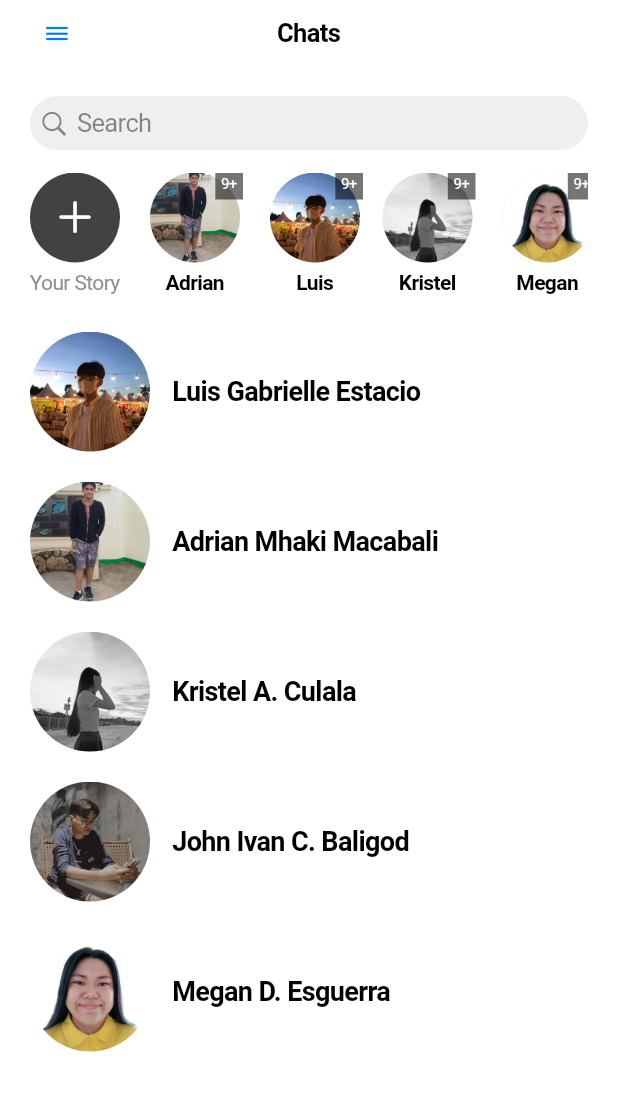
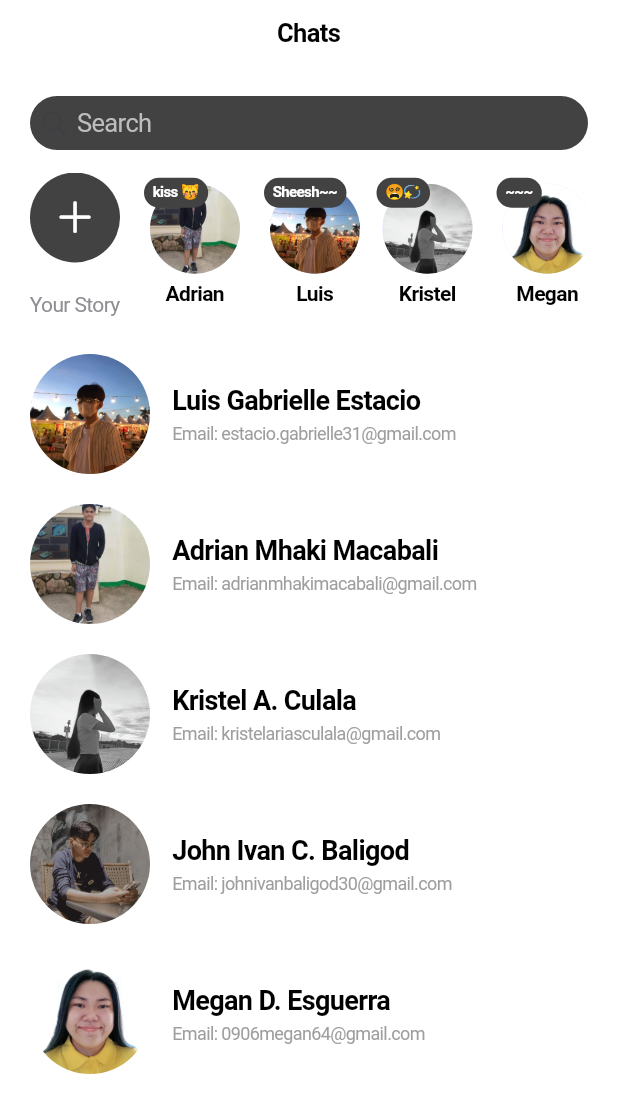
Before and after one commit to megan-esguerra/Resume_App, a Flutter app: the screen it shows after launch, on a phone screen of 412 x 824 dp. Shown: the top 1113 px of the screen. Run offline on Flutter 3.47's test engine with Material 3 defaults, Android fonts, the phone set to English and light mode, and no system bars.

Commit message:
modify design

```diff
--- a/lib/main.dart
+++ b/lib/main.dart
@@ -73,7 +73,7 @@ class MyAppState extends State<MyApp> {
               width: MediaQuery.of(context).size.width * 0.9,
               padding: EdgeInsets.all(16),
               decoration: BoxDecoration(
-                color: CupertinoColors.transparent, // Set background color here
+                color: CupertinoColors.transparent,
                 borderRadius: BorderRadius.circular(16),
               ),
               child: Column(
@@ -81,23 +81,56 @@ class MyAppState extends State<MyApp> {
                 children: [
                   Text(
                     "DevOps Teams",
-                    style: TextStyle(fontSize: 20, color: Colors.white, fontWeight: FontWeight.bold),
-                  ),
-                  SizedBox(height: 20),
-                  SizedBox(
-                    height: 100,
-                    child: ListView.builder(
-                      scrollDirection: Axis.horizontal,
-                      itemCount: users.length,
-                      itemBuilder: (context, index) => Padding(
-                        padding: const EdgeInsets.symmetric(horizontal: 8.0),
-                        child: _buildUserAvatar(users[index]),
-                      ),
+                    style: TextStyle(
+                      fontSize: 22,
+                      fontWeight: FontWeight.bold,
+                      color: Colors.white,
                     ),
                   ),
-                  SizedBox(height: 12),
+                  SizedBox(height: 15),
+                  SizedBox(
+                    height: 200,
+                    child: Stack(
+                      children: [
+                        // Center Avatar
+                        Positioned(
+                          left: 20,
+                          top: 0,
+                          child: _buildUserAvatar(users[0]),
+                        ),
+                        // Top Avatar
+                        Positioned(
+                          left: 110,
+                          top: 0,
+                          child: _buildUserAvatar(users[1]),
+                        ),
+                        // Top Right Avatar
+                        Positioned(
+                          right: 20,
+                          top: 0,
+                          child: _buildUserAvatar(users[2]),
+                        ),
+                        // Bottom Right Avatar
+                        Positioned(
+                          right: 70,
+                          bottom: 30,
+                          child: _buildUserAvatar(users[3]),
+                        ),
+                        // Bottom Left Avatar
+                        Positioned(
+                          left: 70,
+                          bottom: 30,
+                          child: _buildUserAvatar(users[4]),
+                        ),
+                      ],
+                    ),
+                  ),
+                  SizedBox(height: 5),
                   CupertinoButton(
-                    child: Text("Close", style: TextStyle(color: CupertinoColors.destructiveRed)),
+                    child: Text("Close",
+                        style: TextStyle(
+                          color: CupertinoColors.destructiveRed,
+                        )),
                     onPressed: () => Navigator.pop(context),
                   ),
                 ],
@@ -108,6 +141,7 @@ class MyAppState extends State<MyApp> {
       ),
     );
   }
+
 
 
 
@@ -169,14 +203,22 @@ class MyAppState extends State<MyApp> {
             ),
             SizedBox(width: 15),
             Expanded(
-              child: Align(
-                alignment: Alignment.centerLeft, // Align text to the left
-                child: Text(
-                  user['name'] ?? 'No Name',
-                  style: TextStyle(fontSize: 18, fontWeight: FontWeight.bold),
-                ),
+              child: Column(
+                crossAxisAlignment: CrossAxisAlignment.start, // Aligns text to the left
+                children: [
+                  Text(
+                    user['name'] ?? 'No Name',
+                    style: TextStyle(fontSize: 18, fontWeight: FontWeight.bold),
+                  ),
+                  SizedBox(height: 5), // Space between name and email
+                  Text(
+                    'Email: ${user['email'] ?? 'N/A'}',
+                    style: TextStyle(color: Colors.grey, fontSize: 12),
+                  ),
+                ],
               ),
             ),
+
           ],
         ),
       ),
@@ -186,20 +228,26 @@ class MyAppState extends State<MyApp> {
 
 
   Widget _buildUserAvatar(Map<String, String> user) {
-    return Padding(
-      padding: EdgeInsets.symmetric(horizontal: 10),
-      child: ClipRRect(
-        borderRadius: BorderRadius.circular(25),
-        child: Image.asset(
-          user['avatar'] ?? 'assets/images/defaultAvatar.jpg',
-          width: 100,
-          height: 200,
-          fit: BoxFit.cover,
+    return Column(
+      children: [
+        CircleAvatar(
+          radius: 30,
+          backgroundImage: AssetImage(user['avatar']!),
         ),
-      ),
+        SizedBox(height: 5),
+        Text(
+          user['name']!.split(' ')[0], // Display only first name
+          style: TextStyle(
+            fontSize: 14,
+            fontWeight: FontWeight.bold,
+            color: Colors.white,
+          ),
+        ),
+      ],
     );
   }
-  Widget _buildStoryAvatar(String avatarPath, String name, int unreadMessages) {
+
+  Widget _buildStoryAvatar(String avatarPath, String name, dynamic unreadMessages) {
     return Column(
       children: [
         Stack(
@@ -209,16 +257,15 @@ class MyAppState extends State<MyApp> {
               backgroundImage: AssetImage(avatarPath),
               radius: 30,
             ),
-            if (unreadMessages > 0) // Show badge only if there are unread messages
+            if (unreadMessages != null) // Show badge only if there's a value
               Positioned(
-                right: -2,
-                top: -2,
+                left: -4,
+                top: -4,
                 child: Container(
-                  padding: EdgeInsets.all(4),
+                  padding: EdgeInsets.symmetric(horizontal: 6, vertical: 4),
                   decoration: BoxDecoration(
-                    color: Colors.black54,
-                    shape: BoxShape.rectangle,
-
+                    color: Colors.grey[800], // Dark grey background
+                    borderRadius: BorderRadius.circular(15), // Rounded corners
                   ),
                   constraints: BoxConstraints(
                     minWidth: 16,
@@ -226,10 +273,11 @@ class MyAppState extends State<MyApp> {
                   ),
                   child: Center(
                     child: Text(
-                      unreadMessages > 9 ? '9+' : unreadMessages.toString(),
+                      unreadMessages.toString(), // Convert int or String to text
                       style: TextStyle(
                         color: Colors.white,
                         fontSize: 10,
+                        fontWeight: FontWeight.bold,
                       ),
                       textAlign: TextAlign.center,
                     ),
@@ -246,6 +294,8 @@ class MyAppState extends State<MyApp> {
       ],
     );
   }
+
+
   @override
   Widget build(BuildContext context) {
     return CupertinoPageScaffold(
@@ -253,10 +303,13 @@ class MyAppState extends State<MyApp> {
       navigationBar: CupertinoNavigationBar(
         leading: CupertinoButton(
           padding: EdgeInsets.zero,
-          child: Icon(CupertinoIcons.bars),
           onPressed: () { // Modify this callback
             _scaffoldKey.currentState?.openDrawer(); // Add this line
           },
+          child: Icon(
+              CupertinoIcons.bars,
+              color: CupertinoColors.white,
+          ),
         ),
         middle: Text('Chats'),
         trailing: CupertinoButton(
@@ -278,8 +331,12 @@ class MyAppState extends State<MyApp> {
                 // Search Bar
                 CupertinoSearchTextField(
                   placeholder: 'Search',
+                  backgroundColor: Colors.grey[800], // Change to dark grey
                   borderRadius: BorderRadius.circular(25),
+                  style: TextStyle(color: Colors.white), // Text color
+                  placeholderStyle: TextStyle(color: Colors.grey[400]), // Placeholder color
                 ),
+
                 SizedBox(height: 15),
 
                 SingleChildScrollView(
@@ -299,20 +356,20 @@ class MyAppState extends State<MyApp> {
                               child: Icon(CupertinoIcons.add, color: Colors.white, size: 30),
                             ),
                           ),
-                          SizedBox(height: 5),
+                          SizedBox(height: 20),
                           Text("Your Story", style: TextStyle(fontSize: 14, color: CupertinoColors.systemGrey)),
                         ],
                       ),
                       SizedBox(width: 20),
-                      _buildStoryAvatar('assets/images/AdrianAvatar.jpg', 'Adrian', 100),
+                      _buildStoryAvatar('assets/images/AdrianAvatar.jpg', 'Adrian', 'kiss 😽'),
                       SizedBox(width: 20),
-                      _buildStoryAvatar('assets/images/LuisAvatar.jpg', 'Luis', 12),
+                      _buildStoryAvatar('assets/images/LuisAvatar.jpg', 'Luis', 'Sheesh~~'),
                       SizedBox(width: 15),
-                      _buildStoryAvatar('assets/images/KristelAvatar.png', 'Kristel', 21),
+                      _buildStoryAvatar('assets/images/KristelAvatar.png', 'Kristel', '😵‍💫'),
                       SizedBox(width: 20),
-                      _buildStoryAvatar('assets/images/MeganAvatar.jpg', 'Megan', 21),
+                      _buildStoryAvatar('assets/images/MeganAvatar.jpg', 'Megan', '~~~'),
                       SizedBox(width: 20),
-                      _buildStoryAvatar('assets/images/JohnnIvanAvatar.jpg', 'John Ivan', 21),
+                      _buildStoryAvatar('assets/images/JohnnIvanAvatar.jpg', 'John Ivan', "🍵"),
                     ],
                   ),
                 ),
```
